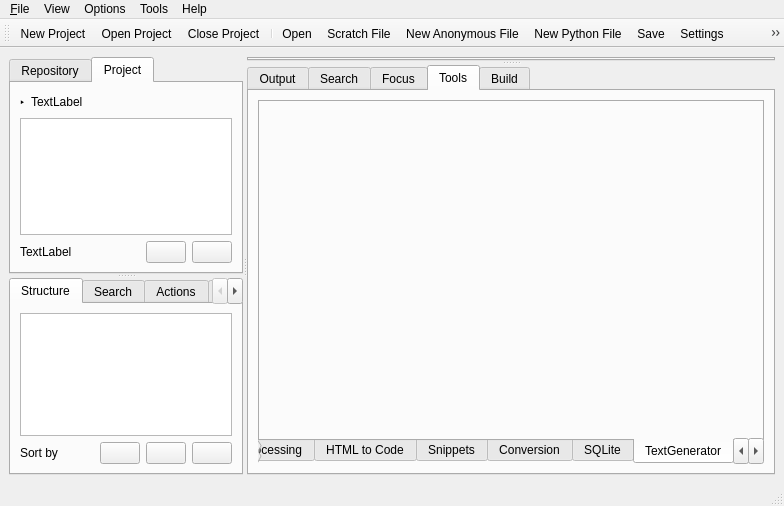
Qt form src/mainwindow.ui (jplozf/bside) before a commit.
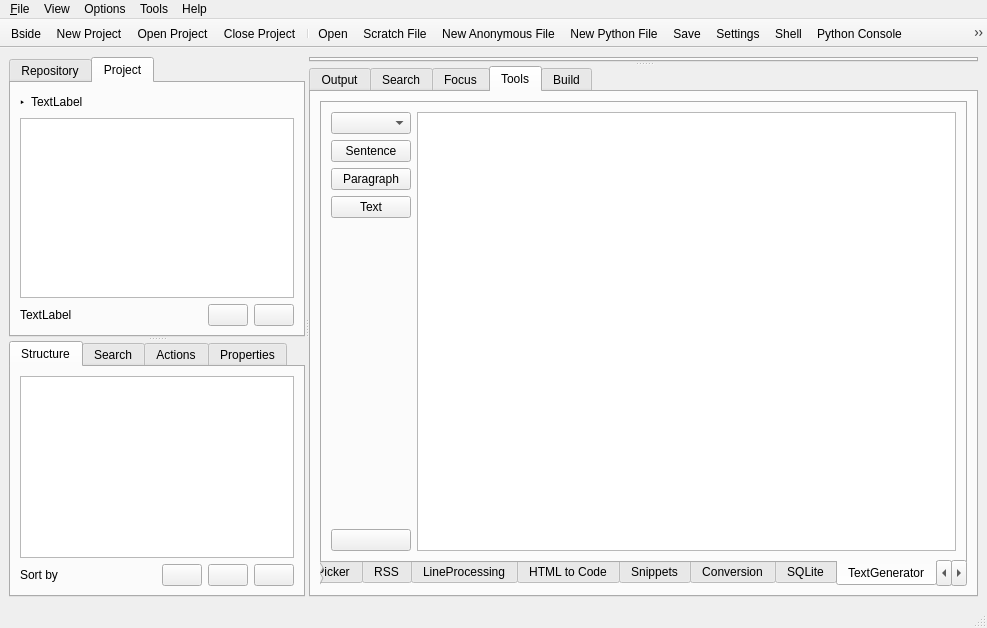
The same form after that commit. The open tabs and pages were chosen to show the change. Icons and pictures are not drawn.

Diff of the .ui file:
```diff
--- a/src/mainwindow.ui
+++ b/src/mainwindow.ui
@@ -6,8 +6,8 @@
    <rect>
     <x>0</x>
     <y>0</y>
-    <width>784</width>
-    <height>506</height>
+    <width>987</width>
+    <height>628</height>
    </rect>
   </property>
   <property name="windowTitle">
@@ -650,6 +650,71 @@
              <attribute name="title">
               <string>TextGenerator</string>
              </attribute>
+             <layout class="QGridLayout" name="gridLayout_22">
+              <item row="0" column="0">
+               <layout class="QVBoxLayout" name="verticalLayout_4">
+                <item>
+                 <layout class="QHBoxLayout" name="horizontalLayout_7">
+                  <item>
+                   <layout class="QVBoxLayout" name="verticalLayout_6">
+                    <item>
+                     <widget class="QComboBox" name="cbxLorem"/>
+                    </item>
+                    <item>
+                     <widget class="QPushButton" name="btnLoremSentence">
+                      <property name="text">
+                       <string>Sentence</string>
+                      </property>
+                     </widget>
+                    </item>
+                    <item>
+                     <widget class="QPushButton" name="btnLoremParagraph">
+                      <property name="text">
+                       <string>Paragraph</string>
+                      </property>
+                     </widget>
+                    </item>
+                    <item>
+                     <widget class="QPushButton" name="btnLoremText">
+                      <property name="text">
+                       <string>Text</string>
+                      </property>
+                     </widget>
+                    </item>
+                    <item>
+                     <spacer name="verticalSpacer_4">
+                      <property name="orientation">
+                       <enum>Qt::Vertical</enum>
+                      </property>
+                      <property name="sizeHint" stdset="0">
+                       <size>
+                        <width>20</width>
+                        <height>40</height>
+                       </size>
+                      </property>
+                     </spacer>
+                    </item>
+                    <item>
+                     <widget class="QPushButton" name="btnLoremCopy">
+                      <property name="text">
+                       <string/>
+                      </property>
+                      <property name="icon">
+                       <iconset>
+                        <normaloff>pix/16x16/Clipboard Paste.png</normaloff>pix/16x16/Clipboard Paste.png</iconset>
+                      </property>
+                     </widget>
+                    </item>
+                   </layout>
+                  </item>
+                  <item>
+                   <widget class="QPlainTextEdit" name="txtLorem"/>
+                  </item>
+                 </layout>
+                </item>
+               </layout>
+              </item>
+             </layout>
             </widget>
             <widget class="QWidget" name="tabBase64">
              <attribute name="title">
@@ -1699,7 +1764,7 @@
     <rect>
      <x>0</x>
      <y>0</y>
-     <width>784</width>
+     <width>987</width>
      <height>26</height>
     </rect>
    </property>
@@ -1768,6 +1833,9 @@
    <property name="windowTitle">
     <string>toolBar</string>
    </property>
+   <property name="movable">
+    <bool>false</bool>
+   </property>
    <property name="floatable">
     <bool>false</bool>
    </property>
@@ -1777,6 +1845,7 @@
    <attribute name="toolBarBreak">
     <bool>false</bool>
    </attribute>
+   <addaction name="actionBside"/>
    <addaction name="actionNewProject"/>
    <addaction name="actionOpenProject"/>
    <addaction name="actionCloseProject"/>
@@ -1791,6 +1860,7 @@
    <addaction name="actionPythonConsole"/>
    <addaction name="actionRunScript"/>
    <addaction name="actionPythonHelp"/>
+   <addaction name="separator"/>
   </widget>
   <action name="actionQuit">
    <property name="icon">
@@ -2034,6 +2104,15 @@
     <string>Manage tools</string>
    </property>
   </action>
+  <action name="actionBside">
+   <property name="icon">
+    <iconset>
+     <normaloff>pix/bside.png</normaloff>pix/bside.png</iconset>
+   </property>
+   <property name="text">
+    <string>Bside</string>
+   </property>
+  </action>
  </widget>
  <resources>
   <include location="bside.qrc"/>
```
Left out of the diff: 6 changed lines with no effect on the pictures.
